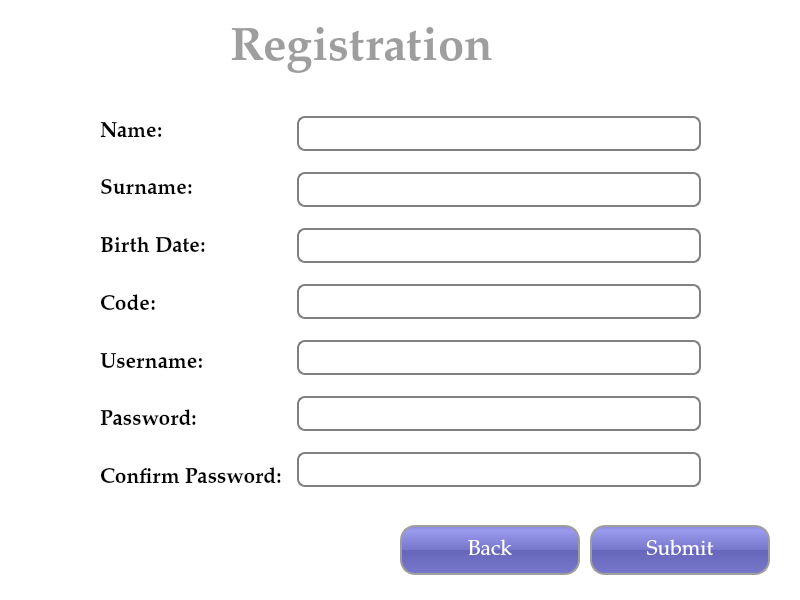
First picture: the form in UI/RegistrationPageUI.ui, repository tural777/FinalProject, before the edit.
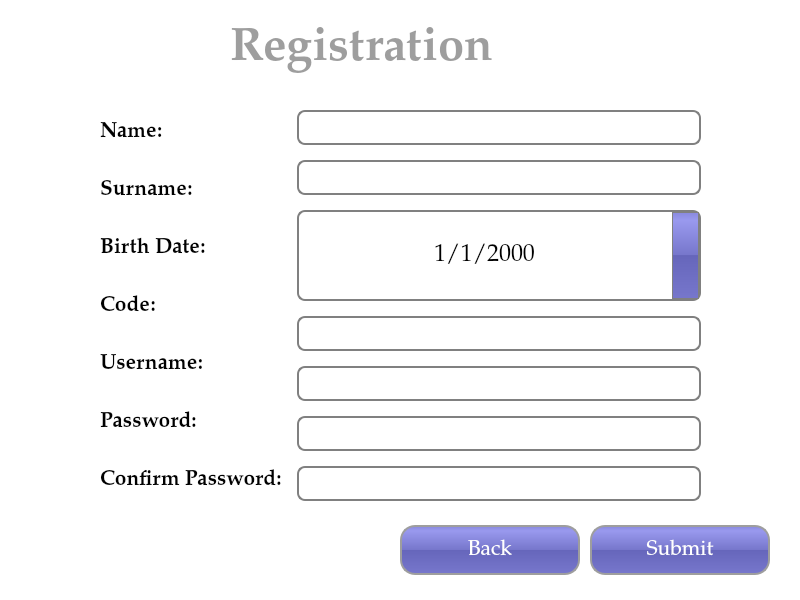
Second picture: the form after the edit.

Patch:
```diff
--- a/UI/RegistrationPageUI.ui
+++ b/UI/RegistrationPageUI.ui
@@ -64,7 +64,7 @@
      <x>100</x>
      <y>110</y>
      <width>601</width>
-     <height>389</height>
+     <height>391</height>
     </rect>
    </property>
    <layout class="QHBoxLayout" name="horizontalLayout">
@@ -219,7 +219,13 @@
        </widget>
       </item>
       <item>
-       <widget class="QLineEdit" name="txt_birthDate">
+       <widget class="QDateEdit" name="txt_birthDate">
+        <property name="sizePolicy">
+         <sizepolicy hsizetype="Minimum" vsizetype="Preferred">
+          <horstretch>0</horstretch>
+          <verstretch>0</verstretch>
+         </sizepolicy>
+        </property>
         <property name="font">
          <font>
           <family>Palatino Linotype</family>
@@ -227,13 +233,85 @@
          </font>
         </property>
         <property name="styleSheet">
-         <string notr="true">QLineEdit {
+         <string notr="true">QDateEdit {
 padding: 1px;
 border-style: solid;
 border: 2px solid gray;
 border-radius: 8px;
+}
+
+QDateEdit::drop-down {
+background-color: QLinearGradient( x1: 0, y1: 0, x2: 0, y2: 1, stop: 0 #88d, stop: 0.1 #99e, stop: 0.49 #77c, stop: 0.5 #66b, stop: 1 #77c);
+width:25px;
+border: 1px solid gray;
+}
+
+QCalendarWidget QToolButton {
+  	height: 55px;
+  	width: 100px;
+  	color: white;
+  	font-size: 16px;
+  	icon-size: 28px, 28px;
+  	background-color: qlineargradient(x1:0, y1:0, x2:0, y2:1, stop: 0 #cccccc, stop: 1 #333333);
+  }
+  QCalendarWidget QMenu {
+  	width: 100px;
+  	left: 20px;
+  	color: white;
+  	font-size: 16px;
+  	background-color: rgb(100, 100, 200);
+  }
+  QCalendarWidget QSpinBox { 
+  	width: 100px; 
+  	font-size:16px; 
+  	color: white; 
+  	background-color: qlineargradient(x1:0, y1:0, x2:0, y2:1, stop: 0 #cccccc, stop: 1 #333333); 
+  	selection-background-color: rgb(136, 136, 136);
+  	selection-color: rgb(255, 255, 255);
+  }
+  QCalendarWidget QSpinBox::up-button { subcontrol-origin: border;  subcontrol-position: top right;  width:35px; }
+  QCalendarWidget QSpinBox::down-button {subcontrol-origin: border; subcontrol-position: bottom right;  width:35px;}
+  QCalendarWidget QSpinBox::up-arrow { width:46px;  height:46px; }
+  QCalendarWidget QSpinBox::down-arrow { width:46px;  height:46px; }
+   
+  /* header row */
+  QCalendarWidget QWidget { alternate-background-color: rgb(128, 128, 128); }
+   
+  /* normal days */
+  QCalendarWidget QAbstractItemView:enabled 
+  {
+  	font-size:16px;  
+  	color: rgb(180, 180, 180);  
+  	background-color: rgb(235, 235, 235);
+  	selection-background-color: rgb(100, 100, 200); 
+	selection-color: white; 
+  
+  }
+   
+  /* days in other months */
+  /* navigation bar */
+QCalendarWidget QWidget#qt_calendar_navigationbar
+{ 
+  background-color: qlineargradient(x1:0, y1:0, x2:0, y2:1, stop: 0 #cccccc, stop: 1 #333333); 
+}
+
+QCalendarWidget QAbstractItemView:disabled 
+{ 
+color: rgb(64, 64, 64); 
 }</string>
         </property>
+        <property name="alignment">
+         <set>Qt::AlignCenter</set>
+        </property>
+        <property name="buttonSymbols">
+         <enum>QAbstractSpinBox::UpDownArrows</enum>
+        </property>
+        <property name="displayFormat">
+         <string>d/M/yyyy</string>
+        </property>
+        <property name="calendarPopup">
+         <bool>true</bool>
+        </property>
        </widget>
       </item>
       <item>
```
Left out of the diff: 3 changed lines with no effect on the pictures.
